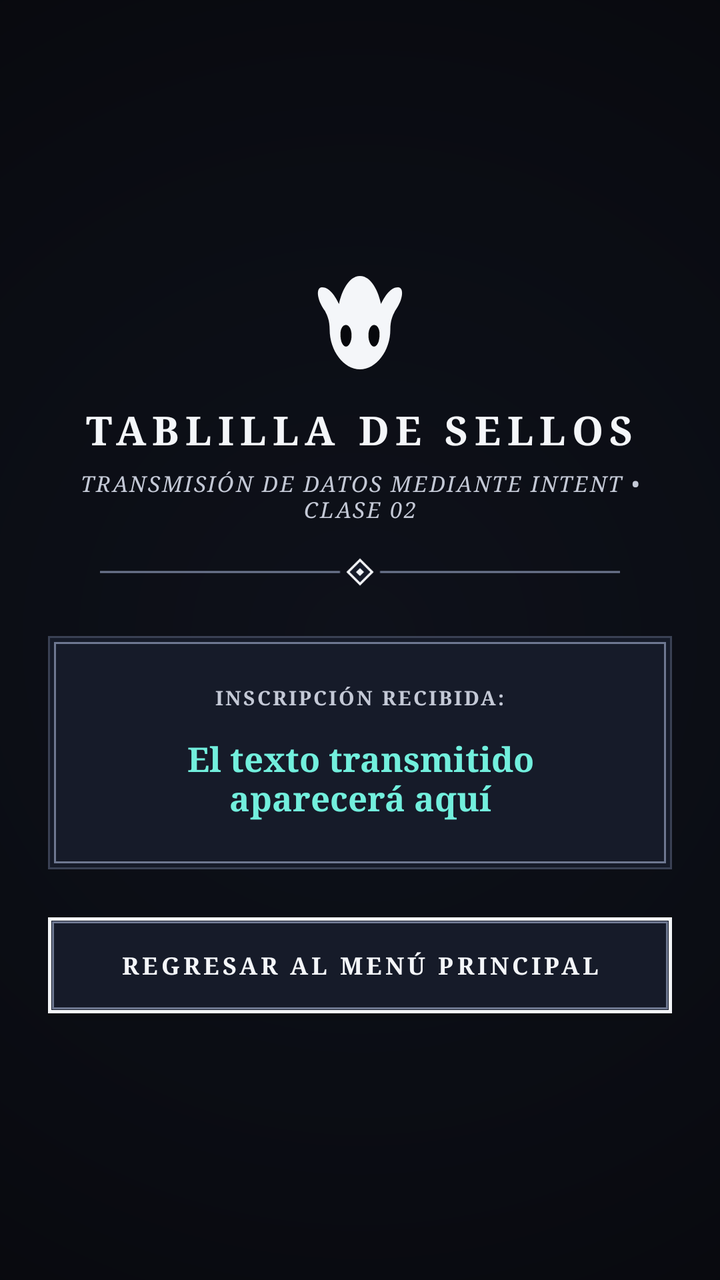
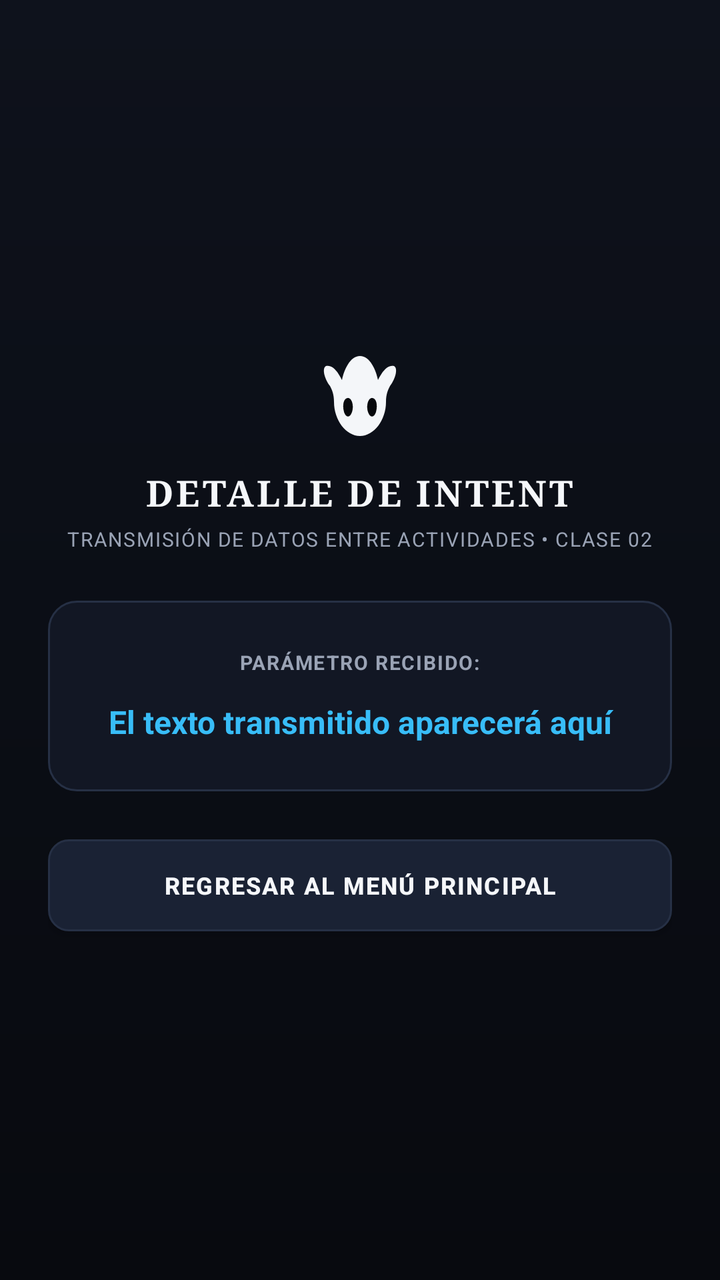

Two renders of the same Android screen: before a commit and after it. Below are the layout's source before the change and the commit's diff.
<!-- AndroidManifest.xml: application theme Theme.InvernaderoIoT -->
<!-- res/layout/activity_detalle.xml -->
<?xml version="1.0" encoding="utf-8"?>
<androidx.constraintlayout.widget.ConstraintLayout xmlns:android="http://schemas.android.com/apk/res/android"
    xmlns:app="http://schemas.android.com/apk/res-auto"
    xmlns:tools="http://schemas.android.com/tools"
    android:id="@+id/main"
    android:layout_width="match_parent"
    android:layout_height="match_parent"
    android:background="@drawable/bg_void_vignette"
    tools:context=".ui.DetalleActivity">

    <LinearLayout
        android:layout_width="match_parent"
        android:layout_height="match_parent"
        android:orientation="vertical"
        android:padding="24dp"
        android:gravity="center">

        
        <ImageView
            android:layout_width="56dp"
            android:layout_height="56dp"
            android:src="@drawable/ic_vessel_mask"
            android:contentDescription="Máscara"
            android:layout_marginBottom="12dp" />

        <TextView
            android:layout_width="wrap_content"
            android:layout_height="wrap_content"
            android:text="TABLILLA DE SELLOS"
            android:textSize="20sp"
            android:textStyle="bold"
            android:fontFamily="serif"
            android:letterSpacing="0.16"
            android:textAllCaps="true"
            android:textColor="@color/hk_text_soul"
            android:layout_marginBottom="6dp" />

        <TextView
            android:layout_width="wrap_content"
            android:layout_height="wrap_content"
            android:text="TRANSMISIÓN DE DATOS MEDIANTE INTENT • CLASE 02"
            android:textSize="11sp"
            android:fontFamily="serif"
            android:letterSpacing="0.08"
            android:textAllCaps="true"
            android:textColor="@color/hk_text_mask"
            android:textStyle="italic"
            android:textAlignment="center"
            android:layout_marginBottom="16dp" />

        
        <ImageView
            android:layout_width="match_parent"
            android:layout_height="16dp"
            android:layout_marginBottom="24dp"
            android:src="@drawable/ic_hallownest_divider"
            android:contentDescription="Divisor" />

        
        <LinearLayout
            android:layout_width="match_parent"
            android:layout_height="wrap_content"
            android:orientation="vertical"
            android:background="@drawable/bg_hallownest_card"
            android:padding="24dp"
            android:gravity="center"
            android:layout_marginBottom="24dp">

            <TextView
                android:layout_width="wrap_content"
                android:layout_height="wrap_content"
                android:text="INSCRIPCIÓN RECIBIDA:"
                android:textSize="10sp"
                android:fontFamily="serif"
                android:letterSpacing="0.10"
                android:textStyle="bold"
                android:textColor="@color/hk_text_mask"
                android:layout_marginBottom="12dp" />

            <TextView
                android:id="@+id/txtDetalle"
                android:layout_width="match_parent"
                android:layout_height="wrap_content"
                android:text="El texto transmitido aparecerá aquí"
                android:textSize="17sp"
                android:textStyle="bold"
                android:fontFamily="serif"
                android:textColor="@color/hk_accent_lifeblood_glow"
                android:textAlignment="center" />
        </LinearLayout>

        
        <androidx.appcompat.widget.AppCompatButton
            android:id="@+id/btnVolver"
            android:layout_width="match_parent"
            android:layout_height="48dp"
            android:text="REGRESAR AL MENÚ PRINCIPAL"
            android:fontFamily="serif"
            android:letterSpacing="0.14"
            android:textAllCaps="true"
            android:textColor="@color/hk_text_soul"
            android:textSize="12sp"
            android:textStyle="bold"
            android:background="@drawable/bg_soul_button" />

    </LinearLayout>

</androidx.constraintlayout.widget.ConstraintLayout>
<!-- resources referenced by this layout -->
<resources>
  <color name="hk_accent_lifeblood_glow">#72EFDD</color>
  <color name="hk_text_mask">#C4C9D6</color>
  <color name="hk_text_soul">#F4F6F9</color>
  <!-- drawable bg_hallownest_card (drawable) -->
  <?xml version="1.0" encoding="utf-8"?>
  <layer-list xmlns:android="http://schemas.android.com/apk/res/android">
      
      <item>
          <shape android:shape="rectangle">
              <solid android:color="@color/hk_surface_card" />
              <stroke
                  android:width="1dp"
                  android:color="@color/hk_border_stone" />
          </shape>
      </item>
  
      
      <item
          android:top="3dp"
          android:bottom="3dp"
          android:left="3dp"
          android:right="3dp">
          <shape android:shape="rectangle">
              <solid android:color="@color/hk_surface_card" />
              <stroke
                  android:width="1dp"
                  android:color="@color/hk_border_pale_ore" />
          </shape>
      </item>
  </layer-list>
  <!-- drawable bg_soul_button (drawable) -->
  <?xml version="1.0" encoding="utf-8"?>
  <selector xmlns:android="http://schemas.android.com/apk/res/android">
      
      <item android:state_pressed="true">
          <layer-list>
              <item>
                  <shape android:shape="rectangle">
                      <solid android:color="@color/hk_surface_elevated" />
                      <stroke
                          android:width="2dp"
                          android:color="@color/hk_accent_soul_glow" />
                  </shape>
              </item>
              <item
                  android:top="2dp"
                  android:bottom="2dp"
                  android:left="2dp"
                  android:right="2dp">
                  <shape android:shape="rectangle">
                      <stroke
                          android:width="1dp"
                          android:color="@color/hk_text_soul" />
                  </shape>
              </item>
          </layer-list>
      </item>
  
      
      <item>
          <layer-list>
              <item>
                  <shape android:shape="rectangle">
                      <solid android:color="@color/hk_surface_card" />
                      <stroke
                          android:width="1.5dp"
                          android:color="@color/hk_text_soul" />
                  </shape>
              </item>
              <item
                  android:top="2dp"
                  android:bottom="2dp"
                  android:left="2dp"
                  android:right="2dp">
                  <shape android:shape="rectangle">
                      <stroke
                          android:width="1dp"
                          android:color="@color/hk_border_pale_ore" />
                  </shape>
              </item>
          </layer-list>
      </item>
  </selector>
  <!-- drawable bg_void_vignette (drawable) -->
  <?xml version="1.0" encoding="utf-8"?>
  <shape xmlns:android="http://schemas.android.com/apk/res/android"
      android:shape="rectangle">
      
      <gradient
          android:type="radial"
          android:gradientRadius="450dp"
          android:startColor="#0E111A"
          android:centerColor="#0B0D14"
          android:endColor="#07080C" />
  </shape>
  <!-- drawable ic_hallownest_divider (drawable) -->
  <vector xmlns:android="http://schemas.android.com/apk/res/android"
      android:width="280dp"
      android:height="16dp"
      android:viewportWidth="280"
      android:viewportHeight="16">
  
      
      <path
          android:fillColor="#00000000"
          android:strokeColor="#6E7891"
          android:strokeWidth="1"
          android:pathData="M10,8 L130,8" />
  
      
      <path
          android:fillColor="#161B29"
          android:strokeColor="#F4F6F9"
          android:strokeWidth="1.2"
          android:pathData="M140,2 L146,8 L140,14 L134,8 Z" />
  
      
      <path
          android:fillColor="#F4F6F9"
          android:pathData="M140,6 L142,8 L140,10 L138,8 Z" />
  
      
      <path
          android:fillColor="#00000000"
          android:strokeColor="#6E7891"
          android:strokeWidth="1"
          android:pathData="M150,8 L270,8" />
  </vector>
  <color name="hk_surface_card">#161B29</color>
  <color name="hk_border_stone">#3A4154</color>
  <color name="hk_border_pale_ore">#6E7891</color>
  <color name="hk_surface_elevated">#1F263B</color>
  <color name="hk_accent_soul_glow">#A5F3FC</color>
  <color name="hk_bg_void">#07080C</color>
  <color name="hk_accent_lifeblood">#00B4D8</color>
  <!-- unchanged entries left out for length: 3 -->
</resources>

<!-- the commit's change to res/layout/activity_detalle.xml (unified diff, before → after) -->
@@ -17,8 +17,8 @@
 
         
         <ImageView
-            android:layout_width="56dp"
-            android:layout_height="56dp"
+            android:layout_width="48dp"
+            android:layout_height="48dp"
             android:src="@drawable/ic_vessel_mask"
             android:contentDescription="Máscara"
             android:layout_marginBottom="12dp" />
@@ -26,35 +26,24 @@
         <TextView
             android:layout_width="wrap_content"
             android:layout_height="wrap_content"
-            android:text="TABLILLA DE SELLOS"
-            android:textSize="20sp"
+            android:text="DETALLE DE INTENT"
+            android:textSize="18sp"
             android:textStyle="bold"
             android:fontFamily="serif"
-            android:letterSpacing="0.16"
+            android:letterSpacing="0.08"
             android:textAllCaps="true"
             android:textColor="@color/hk_text_soul"
-            android:layout_marginBottom="6dp" />
+            android:layout_marginBottom="4dp" />
 
         <TextView
             android:layout_width="wrap_content"
             android:layout_height="wrap_content"
-            android:text="TRANSMISIÓN DE DATOS MEDIANTE INTENT • CLASE 02"
-            android:textSize="11sp"
-            android:fontFamily="serif"
-            android:letterSpacing="0.08"
-            android:textAllCaps="true"
+            android:text="TRANSMISIÓN DE DATOS ENTRE ACTIVIDADES • CLASE 02"
+            android:textSize="10sp"
+            android:letterSpacing="0.06"
             android:textColor="@color/hk_text_mask"
-            android:textStyle="italic"
             android:textAlignment="center"
-            android:layout_marginBottom="16dp" />
-
-        
-        <ImageView
-            android:layout_width="match_parent"
-            android:layout_height="16dp"
-            android:layout_marginBottom="24dp"
-            android:src="@drawable/ic_hallownest_divider"
-            android:contentDescription="Divisor" />
+            android:layout_marginBottom="24dp" />
 
         
         <LinearLayout
@@ -69,10 +58,9 @@
             <TextView
                 android:layout_width="wrap_content"
                 android:layout_height="wrap_content"
-                android:text="INSCRIPCIÓN RECIBIDA:"
+                android:text="PARÁMETRO RECIBIDO:"
                 android:textSize="10sp"
-                android:fontFamily="serif"
-                android:letterSpacing="0.10"
+                android:letterSpacing="0.06"
                 android:textStyle="bold"
                 android:textColor="@color/hk_text_mask"
                 android:layout_marginBottom="12dp" />
@@ -82,9 +70,8 @@
                 android:layout_width="match_parent"
                 android:layout_height="wrap_content"
                 android:text="El texto transmitido aparecerá aquí"
-                android:textSize="17sp"
+                android:textSize="16sp"
                 android:textStyle="bold"
-                android:fontFamily="serif"
                 android:textColor="@color/hk_accent_lifeblood_glow"
                 android:textAlignment="center" />
         </LinearLayout>
@@ -93,11 +80,9 @@
         <androidx.appcompat.widget.AppCompatButton
             android:id="@+id/btnVolver"
             android:layout_width="match_parent"
-            android:layout_height="48dp"
+            android:layout_height="46dp"
             android:text="REGRESAR AL MENÚ PRINCIPAL"
-            android:fontFamily="serif"
-            android:letterSpacing="0.14"
-            android:textAllCaps="true"
+            android:letterSpacing="0.06"
             android:textColor="@color/hk_text_soul"
             android:textSize="12sp"
             android:textStyle="bold"
<!-- resource entries referenced after the edit -->
@@ -1,140 +1,72 @@
 <!-- resources referenced by this layout -->
 <resources>
-  <color name="hk_accent_lifeblood_glow">#72EFDD</color>
-  <color name="hk_text_mask">#C4C9D6</color>
-  <color name="hk_text_soul">#F4F6F9</color>
+  <color name="hk_accent_lifeblood_glow">#38BDF8</color>
+  <color name="hk_text_mask">#9AA3B5</color>
+  <color name="hk_text_soul">#F5F7FA</color>
   <!-- drawable bg_hallownest_card (drawable) -->
   <?xml version="1.0" encoding="utf-8"?>
-  <layer-list xmlns:android="http://schemas.android.com/apk/res/android">
-      
-      <item>
-          <shape android:shape="rectangle">
-              <solid android:color="@color/hk_surface_card" />
-              <stroke
-                  android:width="1dp"
-                  android:color="@color/hk_border_stone" />
-          </shape>
-      </item>
-  
-      
-      <item
-          android:top="3dp"
-          android:bottom="3dp"
-          android:left="3dp"
-          android:right="3dp">
-          <shape android:shape="rectangle">
-              <solid android:color="@color/hk_surface_card" />
-              <stroke
-                  android:width="1dp"
-                  android:color="@color/hk_border_pale_ore" />
-          </shape>
-      </item>
-  </layer-list>
+  <shape xmlns:android="http://schemas.android.com/apk/res/android"
+      android:shape="rectangle">
+      <solid android:color="@color/hk_surface_card" />
+      <stroke
+          android:width="1dp"
+          android:color="@color/hk_border_pale_ore" />
+      <corners android:radius="14dp" />
+  </shape>
   <!-- drawable bg_soul_button (drawable) -->
   <?xml version="1.0" encoding="utf-8"?>
   <selector xmlns:android="http://schemas.android.com/apk/res/android">
       
       <item android:state_pressed="true">
-          <layer-list>
-              <item>
-                  <shape android:shape="rectangle">
-                      <solid android:color="@color/hk_surface_elevated" />
-                      <stroke
-                          android:width="2dp"
-                          android:color="@color/hk_accent_soul_glow" />
-                  </shape>
-              </item>
-              <item
-                  android:top="2dp"
-                  android:bottom="2dp"
-                  android:left="2dp"
-                  android:right="2dp">
-                  <shape android:shape="rectangle">
-                      <stroke
-                          android:width="1dp"
-                          android:color="@color/hk_text_soul" />
-                  </shape>
-              </item>
-          </layer-list>
+          <shape android:shape="rectangle">
+              <solid android:color="@color/hk_accent_lifeblood_bg" />
+              <stroke
+                  android:width="1.5dp"
+                  android:color="@color/hk_accent_lifeblood_glow" />
+              <corners android:radius="10dp" />
+          </shape>
+      </item>
+  
+      
+      <item android:state_enabled="false">
+          <shape android:shape="rectangle">
+              <solid android:color="@color/hk_surface_dark_well" />
+              <stroke
+                  android:width="1dp"
+                  android:color="@color/hk_border_stone" />
+              <corners android:radius="10dp" />
+          </shape>
       </item>
   
       
       <item>
-          <layer-list>
-              <item>
-                  <shape android:shape="rectangle">
-                      <solid android:color="@color/hk_surface_card" />
-                      <stroke
-                          android:width="1.5dp"
-                          android:color="@color/hk_text_soul" />
-                  </shape>
-              </item>
-              <item
-                  android:top="2dp"
-                  android:bottom="2dp"
-                  android:left="2dp"
-                  android:right="2dp">
-                  <shape android:shape="rectangle">
-                      <stroke
-                          android:width="1dp"
-                          android:color="@color/hk_border_pale_ore" />
-                  </shape>
-              </item>
-          </layer-list>
+          <shape android:shape="rectangle">
+              <solid android:color="@color/hk_surface_elevated" />
+              <stroke
+                  android:width="1dp"
+                  android:color="@color/hk_border_pale_ore" />
+              <corners android:radius="10dp" />
+          </shape>
       </item>
   </selector>
   <!-- drawable bg_void_vignette (drawable) -->
   <?xml version="1.0" encoding="utf-8"?>
   <shape xmlns:android="http://schemas.android.com/apk/res/android"
       android:shape="rectangle">
-      
       <gradient
-          android:type="radial"
-          android:gradientRadius="450dp"
-          android:startColor="#0E111A"
-          android:centerColor="#0B0D14"
-          android:endColor="#07080C" />
+          android:type="linear"
+          android:angle="270"
+          android:startColor="#0E121C"
+          android:endColor="#080A0F" />
   </shape>
-  <!-- drawable ic_hallownest_divider (drawable) -->
-  <vector xmlns:android="http://schemas.android.com/apk/res/android"
-      android:width="280dp"
-      android:height="16dp"
-      android:viewportWidth="280"
-      android:viewportHeight="16">
-  
-      
-      <path
-          android:fillColor="#00000000"
-          android:strokeColor="#6E7891"
-          android:strokeWidth="1"
-          android:pathData="M10,8 L130,8" />
-  
-      
-      <path
-          android:fillColor="#161B29"
-          android:strokeColor="#F4F6F9"
-          android:strokeWidth="1.2"
-          android:pathData="M140,2 L146,8 L140,14 L134,8 Z" />
-  
-      
-      <path
-          android:fillColor="#F4F6F9"
-          android:pathData="M140,6 L142,8 L140,10 L138,8 Z" />
-  
-      
-      <path
-          android:fillColor="#00000000"
-          android:strokeColor="#6E7891"
-          android:strokeWidth="1"
-          android:pathData="M150,8 L270,8" />
-  </vector>
-  <color name="hk_surface_card">#161B29</color>
-  <color name="hk_border_stone">#3A4154</color>
-  <color name="hk_border_pale_ore">#6E7891</color>
-  <color name="hk_surface_elevated">#1F263B</color>
-  <color name="hk_accent_soul_glow">#A5F3FC</color>
-  <color name="hk_bg_void">#07080C</color>
-  <color name="hk_accent_lifeblood">#00B4D8</color>
+  <color name="hk_surface_card">#121724</color>
+  <color name="hk_border_stone">#1C2436</color>
+  <color name="hk_border_pale_ore">#263045</color>
+  <color name="hk_accent_lifeblood_bg">#0C2538</color>
+  <color name="hk_surface_dark_well">#0C101A</color>
+  <color name="hk_surface_elevated">#1A2234</color>
+  <color name="hk_bg_void">#090C12</color>
+  <color name="hk_accent_lifeblood">#0EA5E9</color>
   <!-- unchanged entries left out for length: 3 -->
 </resources>
 
